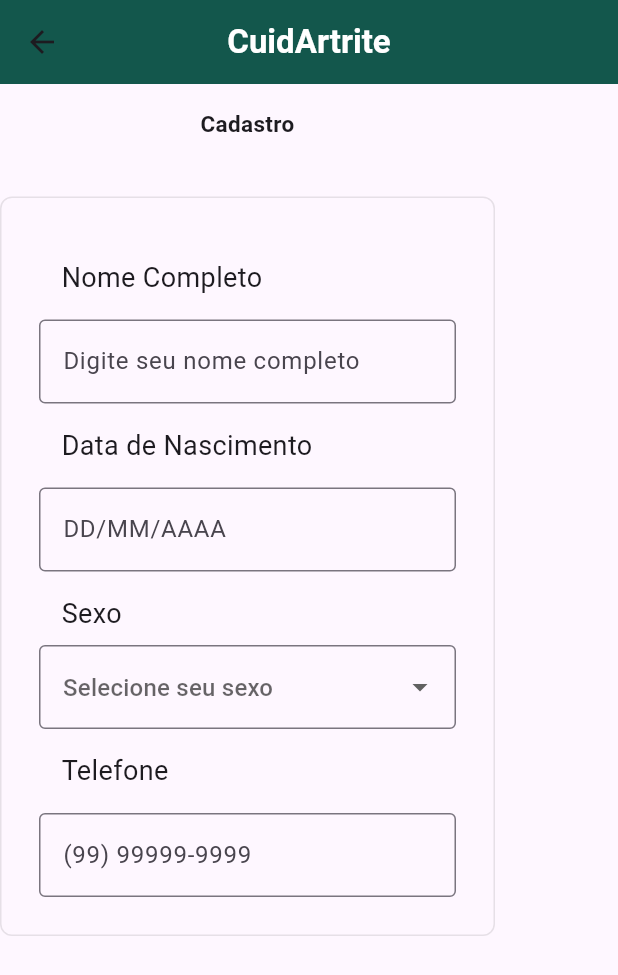
After one commit to Gioborges20/App_CuidArtrite, a Flutter app: the screen it shows after launch, after a tap on "Cadastre-se", on a phone screen of 412 x 824 dp. The commit adds this screen. Shown: the top 975 px of the screen. Run offline on Flutter 3.47's test engine with Material 3 defaults, Android fonts, the phone set to English and light mode, and no system bars; our stand-ins replace flutter_modular, google_fonts; Roboto replaces fonts that are missing (Sen).

Commit message:
cadastro

```diff
--- a/app_cuidArtrite/lib/app_module.dart
+++ b/app_cuidArtrite/lib/app_module.dart
@@ -1,11 +1,12 @@
 import 'package:app_osteoartrite/modules/login/login_module.dart';
+import 'package:app_osteoartrite/modules/login/cadastro_module.dart';
 import 'package:flutter_modular/flutter_modular.dart';
 
 class AppModule extends Module {
   @override
   void routes(RouteManager r) {
-    // Colocar as rotas do app aqui
-    // Coloque o / da rota e o seu module
-    r.module('/', module: LoginModule());
+    // Definindo as rotas do app
+    r.module('/', module: LoginModule()); // Rota inicial para a página de login
+    r.module('/cadastro', module: CadastroModule()); // Rota para a página de cadastro
   }
 }
--- /dev/null
+++ b/app_cuidArtrite/lib/modules/login/cadastro_module.dart
@@ -0,0 +1,9 @@
+import 'package:app_osteoartrite/modules/login/cadastro_page.dart';
+import 'package:flutter_modular/flutter_modular.dart';
+
+class CadastroModule extends Module{
+  @override
+  void routes(RouteManager r) {
+    r.child('/cadastro', child: (context) => CadastroPage());
+  }
+}
--- /dev/null
+++ b/app_cuidArtrite/lib/modules/login/cadastro_page.dart
@@ -0,0 +1,126 @@
+import 'package:flutter/material.dart';
+
+class CadastroPage extends StatefulWidget {
+  const CadastroPage({super.key});
+
+  @override
+  State<CadastroPage> createState() => _cadastroPageState();
+}
+
+const List<String>  list = <String>['Masculino', 'Feminino', 'Outro'];
+
+class _cadastroPageState extends State<CadastroPage>{
+  String? _sexoSelecionado;
+
+  @override
+  Widget build(BuildContext context){
+    return Scaffold(
+      appBar: AppBar(
+        title: const Text(
+        'CuidArtrite',
+          style: TextStyle(
+            fontWeight: FontWeight.bold,
+            color: Color.fromARGB(255, 255, 255, 255),
+          ),
+      ),
+      centerTitle: true,
+      backgroundColor: Color(0xFF13574C),
+      ),
+      body: SingleChildScrollView(
+        child: Column(
+        children: [
+          Padding(
+            padding: EdgeInsetsGeometry.all(16),
+            child: Text(
+              'Cadastro',
+              style: TextStyle(fontSize: 15, fontWeight: FontWeight.bold),
+              textAlign: TextAlign.center,
+            ),
+            ),
+        const SizedBox(height: 22),
+        Container(
+          decoration: BoxDecoration(
+            border: Border.all(
+              color: const Color.fromARGB(24, 0, 0, 0),
+              width: 1.0,),
+          borderRadius: BorderRadius.circular(8.0),
+          ),
+          width: 330,
+          child: Padding(
+            padding: EdgeInsets.all(25),
+            child: Column(
+                crossAxisAlignment: CrossAxisAlignment.start,
+                mainAxisAlignment: MainAxisAlignment.start,
+
+                children: [
+                  Padding(
+                    padding: EdgeInsetsGeometry.all(15),
+                    child: Text('Nome Completo', style: TextStyle(fontSize: 18))
+                  ),
+                  TextField(
+                    decoration: InputDecoration(
+                      hintText: 'Digite seu nome completo',
+                      border: OutlineInputBorder()
+                       ),
+                  ),
+                  Padding(
+                    padding: EdgeInsetsGeometry.all(15),
+                    child: Text('Data de Nascimento', style: TextStyle(fontSize: 18))
+                  ),
+                  TextField(
+                    decoration: InputDecoration(
+                      hintText: 'DD/MM/AAAA',
+                      border: OutlineInputBorder(),
+                    ),
+                  ),
+                  Padding(
+                    padding: EdgeInsets.fromLTRB(15, 15, 15, 8),
+                    child: Text('Sexo', style: TextStyle(fontSize: 18))
+                  ),
+                  DropdownButtonFormField<String>(
+                    initialValue: _sexoSelecionado,
+                    decoration: InputDecoration(hintText:'Selecione seu sexo', border: OutlineInputBorder()),
+                    items: list.map<DropdownMenuItem<String>>((String value){
+                      return DropdownMenuItem<String>(
+                        value: value,
+                        child: Text(value),
+                      );
+                    }).toList(),
+                    onChanged: (String? newValue){
+                      setState((){
+                        _sexoSelecionado = newValue;
+                      });
+                    }
+                  ),
+                  Padding(
+                    padding: EdgeInsetsGeometry.all(15),
+                    child: Text('Telefone', style: TextStyle(fontSize: 18))
+                  ),
+                  TextFormField(
+                    keyboardType: TextInputType.phone,
+
+                    decoration: InputDecoration(
+                    hintText: '(99) 99999-9999',
+                    border: OutlineInputBorder()),
+
+                    validator: (value){
+                      if(value == null || value.isEmpty){
+                        return 'Insira um número de telefone.';
+                      }
+                      if(value.length < 15){
+                        return 'Número de telefone incompleto.';
+                      }
+                      return null;
+            },
+          ),
+                  ]
+            ),
+          ),
+          ),
+        ]
+      ),
+    )
+    );
+  }
+
+}
--- a/app_cuidArtrite/lib/modules/login/login_page.dart
+++ b/app_cuidArtrite/lib/modules/login/login_page.dart
@@ -1,3 +1,4 @@
+import 'package:app_osteoartrite/modules/login/cadastro_page.dart';
 import 'package:flutter/material.dart';
 
 class LoginPage extends StatefulWidget {
@@ -79,6 +80,7 @@ class _LoginPageState extends State<LoginPage> {
                   ElevatedButton(
                     onPressed: () {},
                     style: ElevatedButton.styleFrom(
+                      backgroundColor: Color(0xFF13574C), // Cor verde do AppBar
                       shape: RoundedRectangleBorder(
                         borderRadius: BorderRadius.circular(5),
                       ),
@@ -91,6 +93,18 @@ class _LoginPageState extends State<LoginPage> {
                       ),
                     ),
                   ),
+                  TextButton(
+                    onPressed:(){
+                      Navigator.push(
+                        context,
+                        MaterialPageRoute(builder: (context) => CadastroPage()),
+                      );},
+                      child: const Text(
+                      'Cadastre-se',
+                      style: TextStyle(color: Color.fromARGB(255, 0, 0, 0),
+                      decoration: TextDecoration.underline,
+                      )),
+                    )
                 ],
               ),
             ),
--- a/app_cuidArtrite/pubspec.yaml
+++ b/app_cuidArtrite/pubspec.yaml
@@ -11,6 +11,7 @@ dependencies:
     sdk: flutter
   flutter_modular: ^6.3.3
   google_fonts: ^6.2.1
+  mask_text_input_formatter: ^2.9.0
 
 dev_dependencies:
   flutter_test:
```
Also changed, not shown: app_cuidArtrite/pubspec.lock, 1 other file.
